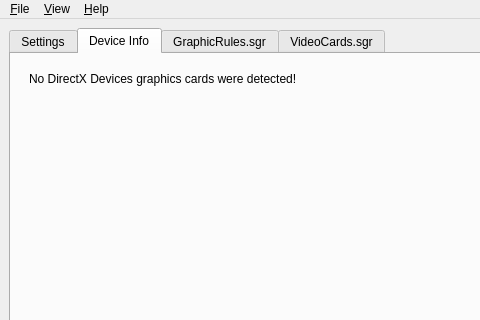
Before: the Qt Designer form src/graphicsrulesmakerui/mainwindow.ui in haffmans/graphics-rules-maker, drawn with Qt 5; both pictures show x 0 to 480 and y 0 to 320 of the 709 by 408 pixel window.
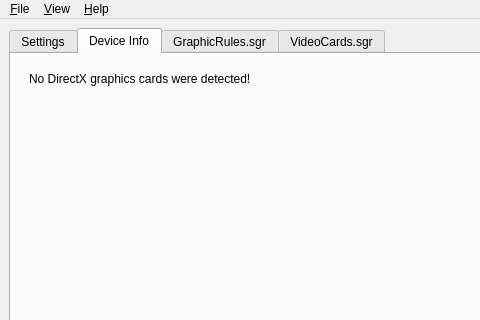
After: the same form once the commit is applied. The open tabs and pages were chosen to show the change. Icons and pictures are not drawn.

Commit message:
Show warning at startup if no graphics cards are detected
Includes a minor text fix on the Devices tab too.

This should make people more quickly aware that something's amiss
(hopefully).

The edit to the form file:
```diff
--- a/src/graphicsrulesmakerui/mainwindow.ui
+++ b/src/graphicsrulesmakerui/mainwindow.ui
@@ -249,7 +249,7 @@
             <item>
              <widget class="QLabel" name="label">
               <property name="text">
-               <string>No DirectX Devices graphics cards were detected! </string>
+               <string>No DirectX graphics cards were detected! </string>
               </property>
               <property name="alignment">
                <set>Qt::AlignLeading|Qt::AlignLeft|Qt::AlignTop</set>
```
The commit also changes 2 other files.
